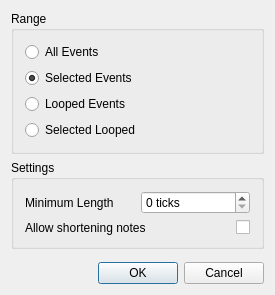
Before: the Qt Designer form muse3/muse/widgets/function_dialogs/legatobase.ui in emrum/muse, drawn with Qt 5.
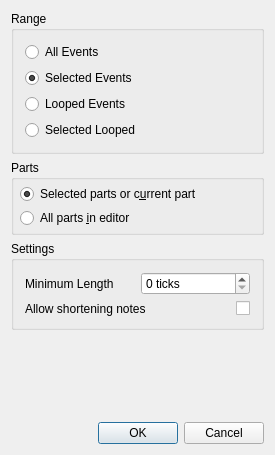
After: the same form once the commit is applied.

```diff
--- a/muse3/muse/widgets/function_dialogs/legatobase.ui
+++ b/muse3/muse/widgets/function_dialogs/legatobase.ui
@@ -10,7 +10,7 @@
     <x>0</x>
     <y>0</y>
     <width>275</width>
-    <height>295</height>
+    <height>455</height>
    </rect>
   </property>
   <property name="windowTitle">
@@ -69,6 +69,53 @@
      </layout>
     </widget>
    </item>
+   <item>
+    <widget class="QGroupBox" name="partsBox">
+     <property name="sizePolicy">
+      <sizepolicy hsizetype="Preferred" vsizetype="Minimum">
+       <horstretch>0</horstretch>
+       <verstretch>0</verstretch>
+      </sizepolicy>
+     </property>
+     <property name="title">
+      <string>Parts</string>
+     </property>
+     <layout class="QVBoxLayout" name="verticalLayout_3">
+      <property name="spacing">
+       <number>4</number>
+      </property>
+      <property name="leftMargin">
+       <number>6</number>
+      </property>
+      <property name="topMargin">
+       <number>4</number>
+      </property>
+      <property name="rightMargin">
+       <number>6</number>
+      </property>
+      <property name="bottomMargin">
+       <number>4</number>
+      </property>
+      <item>
+       <widget class="QRadioButton" name="not_all_parts_button">
+        <property name="text">
+         <string>Selected parts or c&amp;urrent part</string>
+        </property>
+        <property name="checked">
+         <bool>true</bool>
+        </property>
+       </widget>
+      </item>
+      <item>
+       <widget class="QRadioButton" name="all_parts_button">
+        <property name="text">
+         <string>All parts &amp;in editor</string>
+        </property>
+       </widget>
+      </item>
+     </layout>
+    </widget>
+   </item>
    <item>
     <widget class="QGroupBox" name="groupBox_2">
      <property name="title">
```
Left out of the diff: 33 changed lines with no effect on the pictures.
